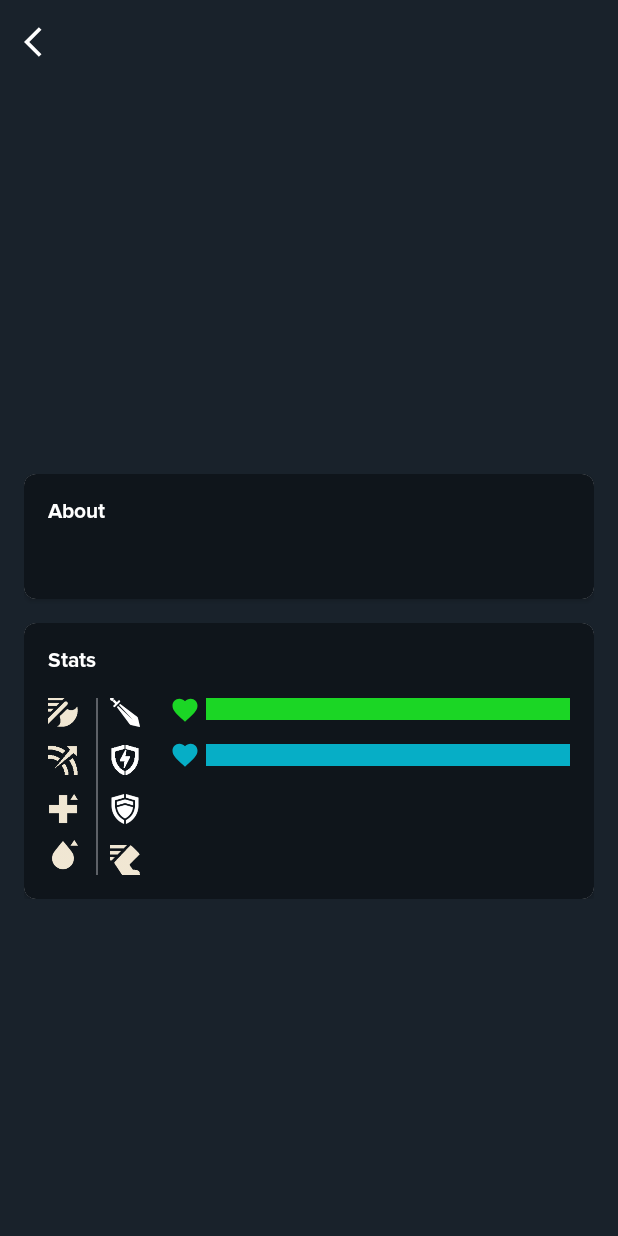
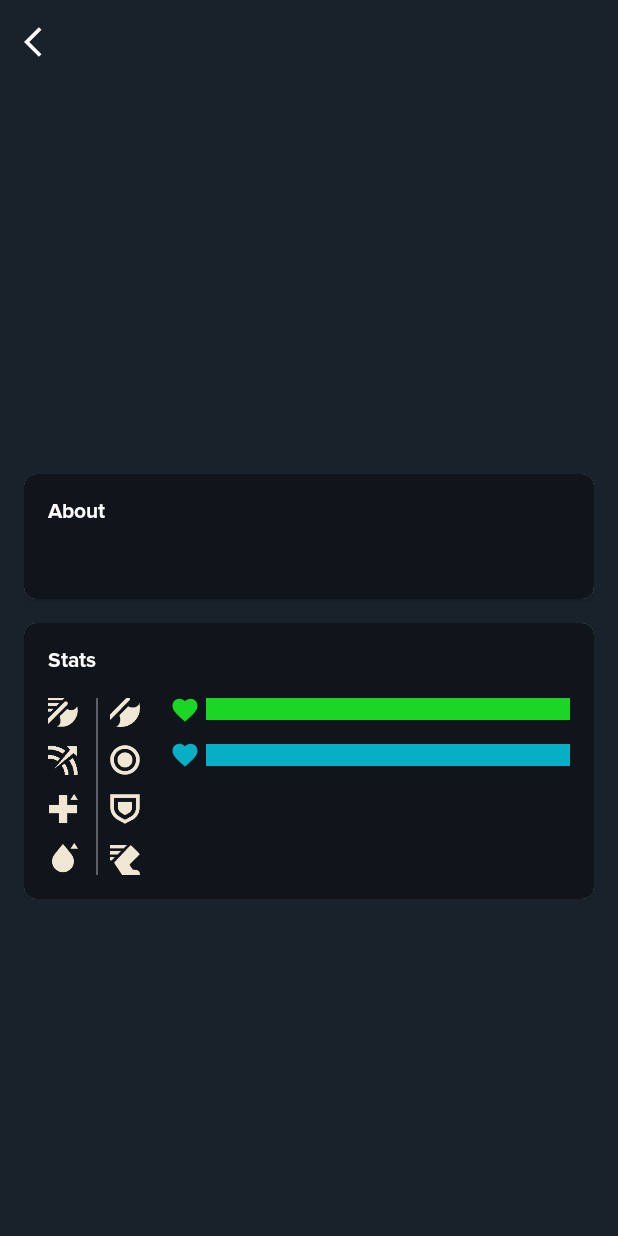
Before and after one commit to Xris007/Intg-eSportsAndroid, an Android app: the fragment GodFragment placed in its activity, on a phone screen of 412 x 824 dp. Run offline under Robolectric (Android 15) with nearby library versions, the phone set to English and light mode, and no system bars; libraries missing offline, so code that uses them is left out: coil.api.load; 2 statements that could not run were skipped.

Commit message:
Updated God View

```diff
--- a/app/src/main/res/layout/fragment_god.xml
+++ b/app/src/main/res/layout/fragment_god.xml
@@ -184,8 +184,6 @@
                             android:layout_width="wrap_content"
                             android:layout_height="wrap_content">
 
-
-
                             <ImageView
                                 android:id="@+id/attack_speed_icon"
                                 android:layout_width="20dp"
@@ -258,7 +256,7 @@
                                 android:contentDescription="@string/mana_god_regeneration"
                                 app:layout_constraintBottom_toBottomOf="@+id/mana_regeneration"
                                 app:layout_constraintStart_toStartOf="parent"
-                                app:layout_constraintTop_toTopOf="mana_regeneration"
+                                app:layout_constraintTop_toTopOf="@+id/mana_regeneration"
                                 app:srcCompat="@drawable/ic_mana_regeneration"/>
 
                             <TextView
@@ -298,7 +296,7 @@
                                 app:layout_constraintBottom_toBottomOf="@+id/god_damage"
                                 app:layout_constraintStart_toStartOf="parent"
                                 app:layout_constraintTop_toTopOf="@+id/god_damage"
-                                app:srcCompat="@drawable/ic_sword" />
+                                app:srcCompat="@drawable/ic_attack_damage" />
 
                             <TextView
                                 android:id="@+id/god_damage"
@@ -319,7 +317,7 @@
                                 app:layout_constraintBottom_toBottomOf="@+id/god_magic_resistance"
                                 app:layout_constraintStart_toStartOf="parent"
                                 app:layout_constraintTop_toTopOf="@+id/god_magic_resistance"
-                                app:srcCompat="@drawable/ic_magic_recistance" />
+                                app:srcCompat="@drawable/ic_magic_resistance" />
 
                             <TextView
                                 android:id="@+id/god_magic_resistance"
@@ -342,7 +340,7 @@
                                 app:layout_constraintBottom_toBottomOf="@+id/god_armor"
                                 app:layout_constraintStart_toStartOf="parent"
                                 app:layout_constraintTop_toTopOf="@+id/god_armor"
-                                app:srcCompat="@drawable/ic_shield" />
+                                app:srcCompat="@drawable/ic_armor" />
 
                             <TextView
                                 android:id="@+id/god_armor"
```
Also changed, not shown: app/src/main/res/drawable/ic_magic_recistance.png (deleted).
